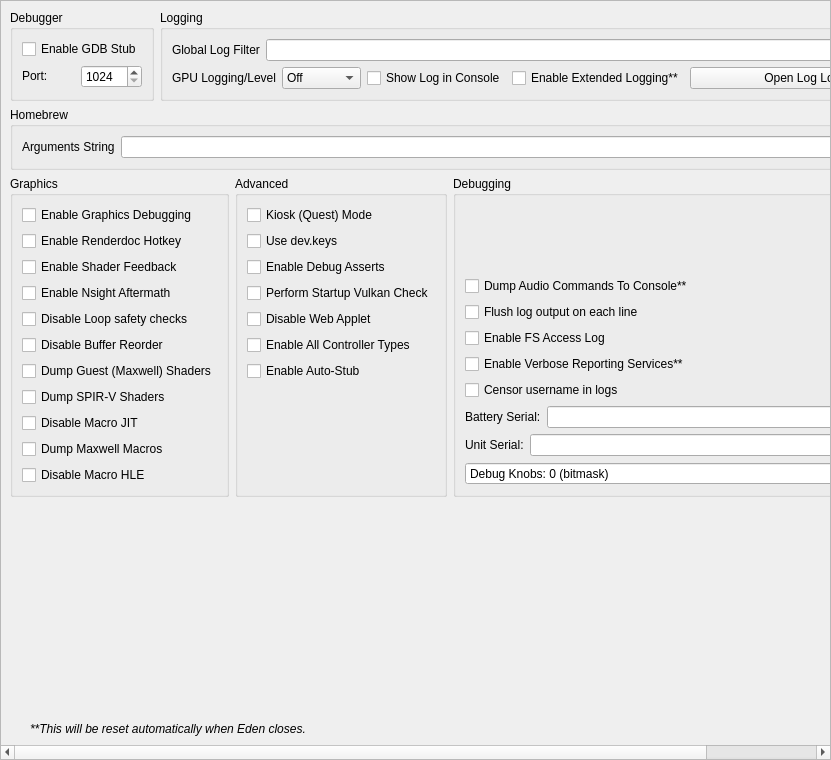
Before: the Qt Designer form src/yuzu/configuration/configure_debug.ui in rorrim-rorrim/eden-alt, drawn with Qt 5.
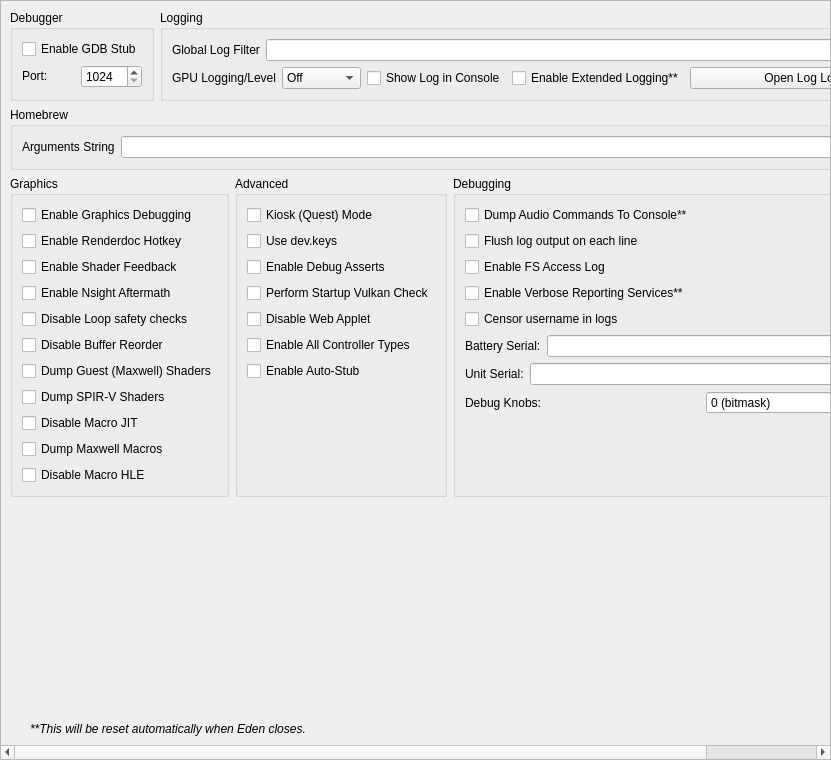
After: the same form once the commit is applied.

Commit message: [settings,qt] minor Debugging session adjustments

Patch:
```diff
--- a/src/yuzu/configuration/configure_debug.ui
+++ b/src/yuzu/configuration/configure_debug.ui
@@ -600,6 +600,40 @@
           </widget>
          </item>
           <item row="8" column="0">
+          <widget class="QWidget" name="debug_knobs_widget" native="true">
+           <property name="sizePolicy">
+            <sizepolicy hsizetype="Preferred" vsizetype="Maximum">
+             <horstretch>0</horstretch>
+             <verstretch>0</verstretch>
+            </sizepolicy>
+           </property>
+           <layout class="QHBoxLayout" name="horizontalLayout_debug_knobs">
+            <property name="leftMargin">
+             <number>0</number>
+            </property>
+            <property name="topMargin">
+             <number>0</number>
+            </property>
+            <property name="rightMargin">
+             <number>0</number>
+            </property>
+            <property name="bottomMargin">
+             <number>0</number>
+            </property>
+            <item>
+             <widget class="QLabel" name="label_debug_knobs">
+              <property name="sizePolicy">
+               <sizepolicy hsizetype="Preferred" vsizetype="Preferred">
+                <horstretch>0</horstretch>
+                <verstretch>0</verstretch>
+               </sizepolicy>
+              </property>
+              <property name="text">
+               <string>Debug Knobs:</string>
+              </property>
+             </widget>
+            </item>
+            <item>
             <widget class="QSpinBox" name="debug_knobs_spinbox">
                 <property name="minimum">
                 <number>0</number>
@@ -619,9 +653,9 @@
                 <property name="suffix">
                 <string> (bitmask)</string>
                 </property>
-                <property name="prefix">
-                <string>Debug Knobs: </string>
-                </property>
+             </widget>
+            </item>
+           </layout>
             </widget>
           </item>
          <item row="7" column="0">
@@ -664,7 +698,7 @@
            </layout>
           </widget>
          </item>
-         <item row="0" column="0">
+         <item row="20" column="0">
           <spacer name="verticalSpacer_3">
            <property name="orientation">
             <enum>Qt::Orientation::Vertical</enum>
```
Lines whose indentation alone changed are shown as unchanged.
